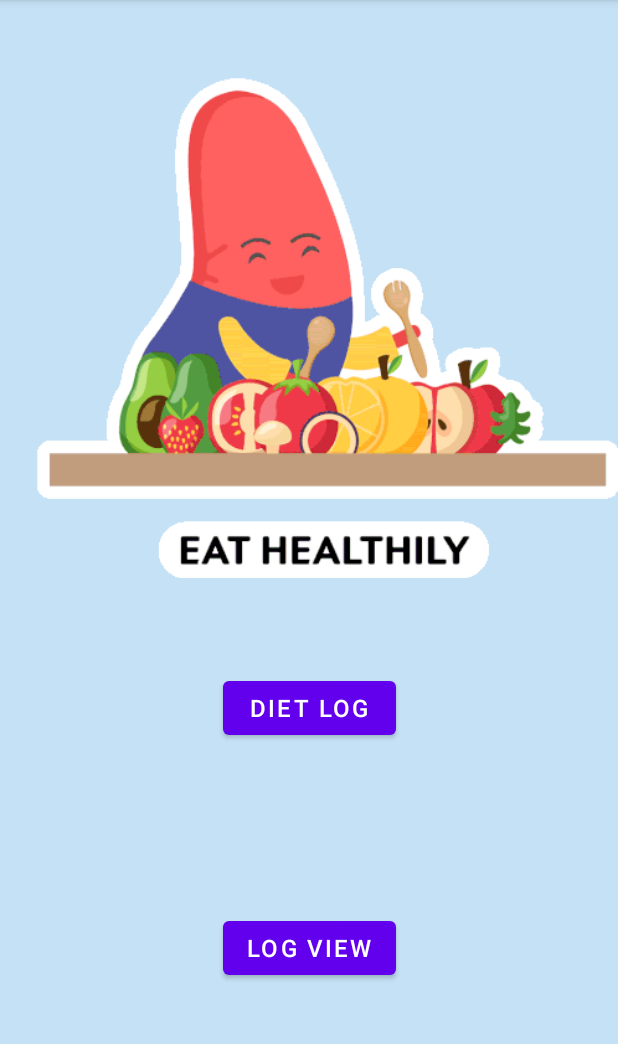
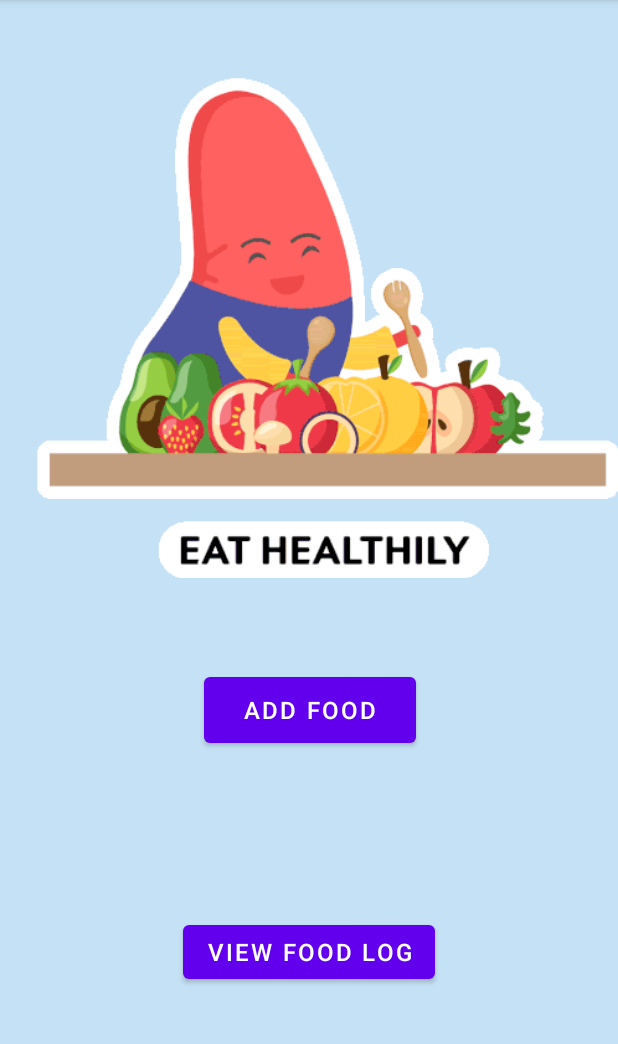
Before and after one commit to alamuramasamy9/MobileApp-Fitfoodie, an Android app: the DietOne screen opened directly, with no data from a screen before it, on a phone screen of 412 x 824 dp, the part 84-1128 px from its top. Run offline under Robolectric (Android 15) with nearby library versions, the phone set to English and light mode, and no system bars.

Commit message:
changed button names and few bugs

```diff
--- a/app/src/main/res/layout/activity_diet_one.xml
+++ b/app/src/main/res/layout/activity_diet_one.xml
@@ -11,18 +11,18 @@
 
     <Button
         android:id="@+id/DietLogButton"
-        android:layout_width="0dp"
-        android:layout_height="wrap_content"
-        android:text="DIET LOG"
+        android:layout_width="141dp"
+        android:layout_height="56dp"
+        android:text="ADD FOOD"
         android:textColor="@android:color/white"
         android:textSize="16sp"
         app:layout_constraintBottom_toBottomOf="parent"
         app:layout_constraintEnd_toEndOf="@+id/button"
-        app:layout_constraintHorizontal_bias="0.0"
+        app:layout_constraintHorizontal_bias="0.52"
 
         app:layout_constraintStart_toStartOf="@+id/button"
         app:layout_constraintTop_toTopOf="parent"
-        app:layout_constraintVertical_bias="0.622"
+        app:layout_constraintVertical_bias="0.625"
         tools:ignore="MissingConstraints" />
 
     <pl.droidsonroids.gif.GifImageView
@@ -38,7 +38,7 @@
         android:id="@+id/button"
         android:layout_width="wrap_content"
         android:layout_height="wrap_content"
-        android:text="LOG VIEW"
+        android:text="VIEW FOOD LOG"
         android:textColor="@android:color/white"
         android:textSize="16sp"
         app:layout_constraintBottom_toBottomOf="parent"
```
Also changed, not shown: app/src/main/java/edu/northeastern/fitfoodie/LogView.java (+8 -3 lines).
